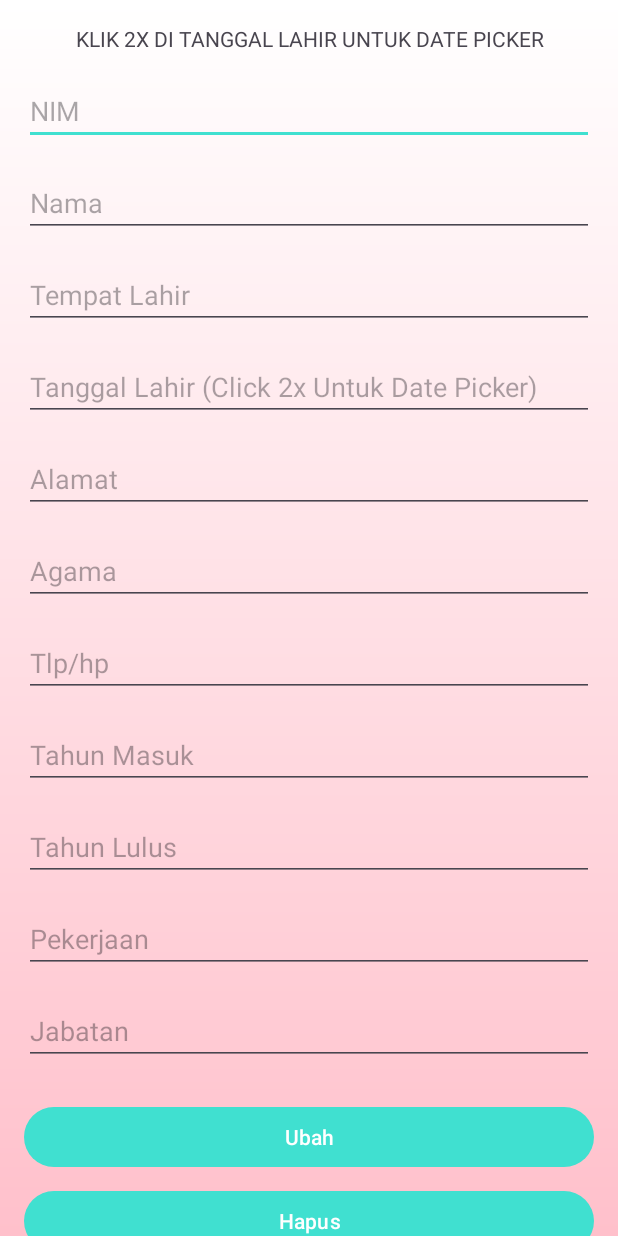
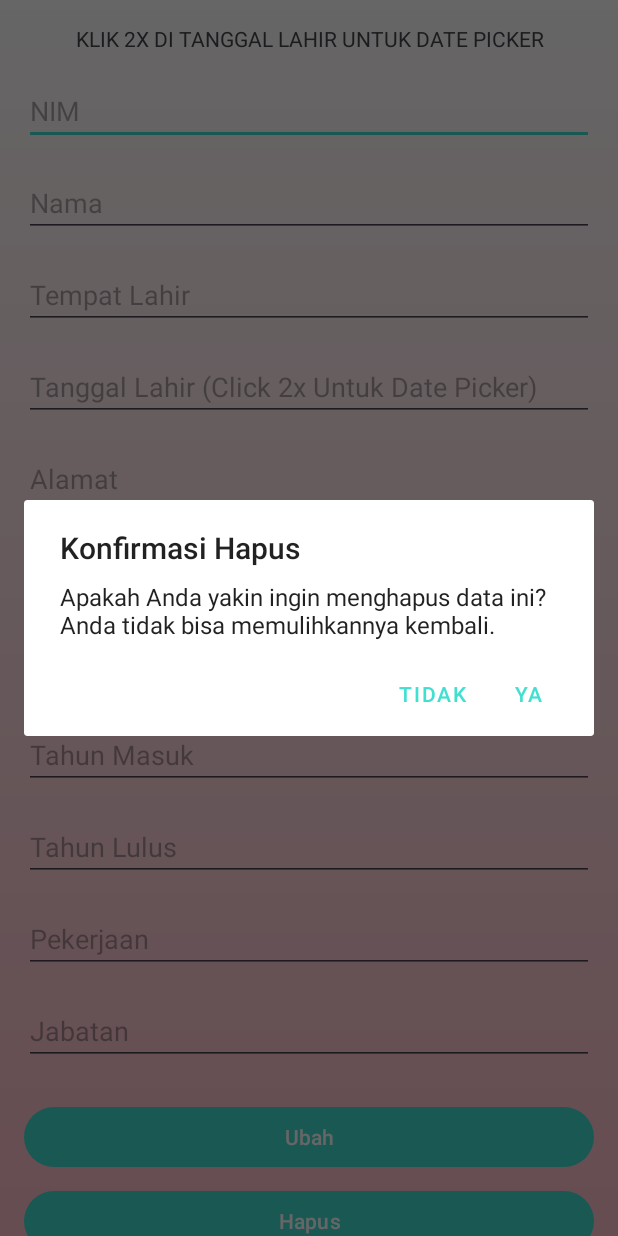
Before and after one commit to RioBithub/AlumniDevsApp, an Android app: the DetailAlumniActivity screen opened directly, with no data from a screen before it, after a tap on "Hapus", on a phone screen of 412 x 824 dp. Run offline under Robolectric (Android 15) with nearby library versions, the phone set to English and light mode, and no system bars; 12 statements that could not run were skipped; 1 other tap on this screen came first.

Commit message:
add warning

```diff
--- a/app/build.gradle.kts
+++ b/app/build.gradle.kts
@@ -11,8 +11,8 @@ android {
         applicationId = "pnj.uts.ti.deva_alvyn_budinugraha"
         minSdk = 27
         targetSdk = 34
-        versionCode = 4
-        versionName = "devasyifaX2.2"
+        versionCode = 5
+        versionName = "devasyifaX2.3"
 
         testInstrumentationRunner = "androidx.test.runner.AndroidJUnitRunner"
     }
--- a/app/src/main/java/com/devalvv/alumnidevsapp/DetailAlumniActivity.kt
+++ b/app/src/main/java/com/devalvv/alumnidevsapp/DetailAlumniActivity.kt
@@ -1,6 +1,7 @@
 package com.devalvv.alumnidevsapp
 
 import android.app.DatePickerDialog
+import android.app.AlertDialog
 import android.os.Bundle
 import android.widget.Button
 import android.widget.EditText
@@ -76,6 +77,10 @@ class DetailAlumniActivity : AppCompatActivity() {
             val pekerjaan = pekerjaanEditText.text.toString()
             val jabatan = jabatanEditText.text.toString()
 
+            if (nim.isEmpty() || nama.isEmpty() || tempatLahir.isEmpty() || tanggalLahir.isEmpty() || alamat.isEmpty() ||
+                agama.isEmpty() || tlpHp.isEmpty() || tahunMasuk.isEmpty() || tahunLulus.isEmpty() || pekerjaan.isEmpty() || jabatan.isEmpty()) {
+                Toast.makeText(this, "Semua field harus diisi!", Toast.LENGTH_SHORT).show()
+            } else {
                 val result = dbHelper.updateAlumni(id, nim, nama, tempatLahir, tanggalLahir, alamat, agama, tlpHp, tahunMasuk, tahunLulus, pekerjaan, jabatan)
                 if (result > 0) {
                     Toast.makeText(this, "Data updated", Toast.LENGTH_SHORT).show()
@@ -84,8 +89,13 @@ class DetailAlumniActivity : AppCompatActivity() {
                     Toast.makeText(this, "Error updating data", Toast.LENGTH_SHORT).show()
                 }
             }
+        }
 
         btnHapus.setOnClickListener {
+            val builder = AlertDialog.Builder(this)
+            builder.setTitle("Konfirmasi Hapus")
+            builder.setMessage("Apakah Anda yakin ingin menghapus data ini? Anda tidak bisa memulihkannya kembali.")
+            builder.setPositiveButton("Ya") { dialog, which ->
                 val result = dbHelper.deleteAlumni(id)
                 if (result > 0) {
                     Toast.makeText(this, "Data deleted", Toast.LENGTH_SHORT).show()
@@ -94,5 +104,10 @@ class DetailAlumniActivity : AppCompatActivity() {
                     Toast.makeText(this, "Error deleting data", Toast.LENGTH_SHORT).show()
                 }
             }
+            builder.setNegativeButton("Tidak") { dialog, which ->
+                // Do nothing
+            }
+            builder.show()
         }
     }
+}
--- a/app/src/main/res/layout/fragment_home.xml
+++ b/app/src/main/res/layout/fragment_home.xml
@@ -72,7 +72,7 @@
                 android:layout_height="wrap_content"
                 android:gravity="center"
 
-                android:text="DISCLAIMER! Aplikasi ini originally dibuat oleh Deva">
+                android:text="(DISCLAIMER! Aplikasi ini originally dibuat oleh Deva)">
 
             </TextView>
 
```
Also changed, not shown: app/src/main/java/com/devalvv/alumnidevsapp/TambahDataActivity.kt (+10 -5 lines), app/src/main/res/drawable/add.png. Lines whose indentation alone changed are shown as unchanged.
